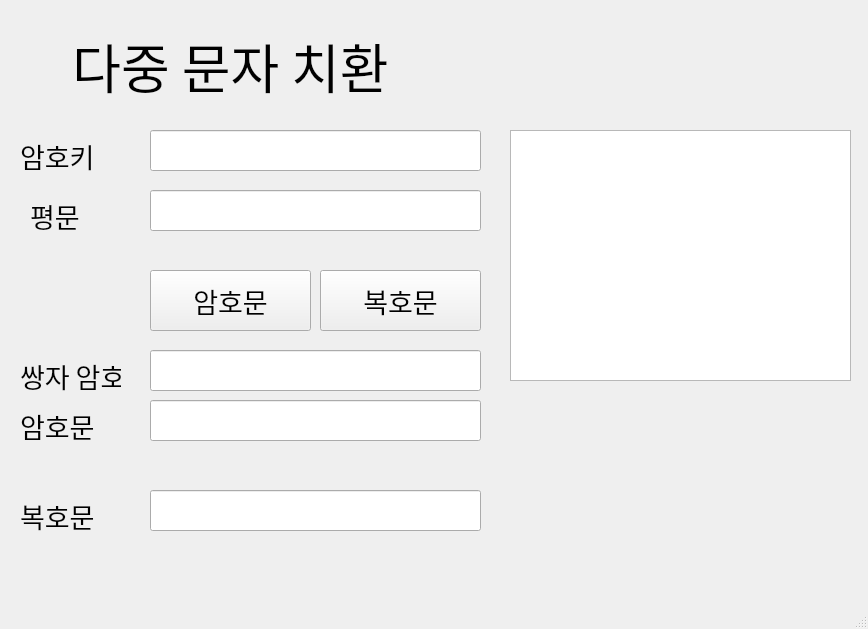
This is multiple_UI.ui in silverstar03/encryption-project as Qt 5 draws it before an edit. The edited form follows.
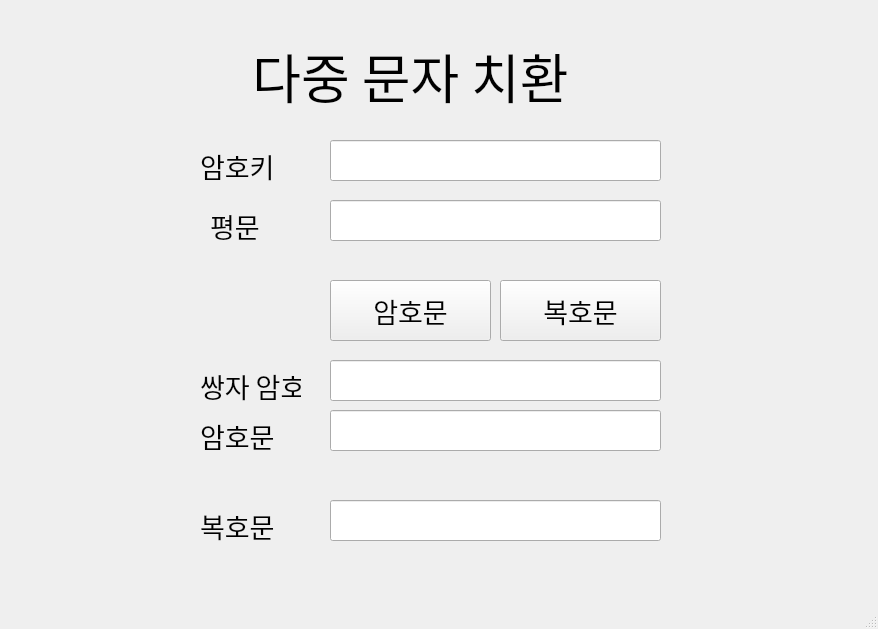
This is the edited form.

The edit to the form file:
```diff
--- a/multiple_UI.ui
+++ b/multiple_UI.ui
@@ -6,7 +6,7 @@
    <rect>
     <x>0</x>
     <y>0</y>
-    <width>868</width>
+    <width>878</width>
     <height>629</height>
    </rect>
   </property>
@@ -17,12 +17,17 @@
    <widget class="QLineEdit" name="key_edit">
     <property name="geometry">
      <rect>
-      <x>150</x>
-      <y>130</y>
+      <x>330</x>
+      <y>140</y>
       <width>331</width>
       <height>41</height>
      </rect>
     </property>
+    <property name="font">
+     <font>
+      <pointsize>15</pointsize>
+     </font>
+    </property>
     <property name="text">
      <string/>
     </property>
@@ -30,12 +35,17 @@
    <widget class="QLineEdit" name="multiple_cipher_edit">
     <property name="geometry">
      <rect>
-      <x>150</x>
-      <y>350</y>
+      <x>330</x>
+      <y>360</y>
       <width>331</width>
       <height>41</height>
      </rect>
     </property>
+    <property name="font">
+     <font>
+      <pointsize>15</pointsize>
+     </font>
+    </property>
     <property name="text">
      <string/>
     </property>
@@ -43,8 +53,8 @@
    <widget class="QLabel" name="plainlbl">
     <property name="geometry">
      <rect>
-      <x>30</x>
-      <y>200</y>
+      <x>210</x>
+      <y>210</y>
       <width>51</width>
       <height>31</height>
      </rect>
@@ -62,12 +72,17 @@
    <widget class="QLineEdit" name="decrypt_edit">
     <property name="geometry">
      <rect>
-      <x>150</x>
-      <y>490</y>
+      <x>330</x>
+      <y>500</y>
       <width>331</width>
       <height>41</height>
      </rect>
     </property>
+    <property name="font">
+     <font>
+      <pointsize>15</pointsize>
+     </font>
+    </property>
     <property name="text">
      <string/>
     </property>
@@ -75,8 +90,8 @@
    <widget class="QPushButton" name="decryptBtn">
     <property name="geometry">
      <rect>
-      <x>320</x>
-      <y>270</y>
+      <x>500</x>
+      <y>280</y>
       <width>161</width>
       <height>61</height>
      </rect>
@@ -94,12 +109,17 @@
    <widget class="QLineEdit" name="plain_edit">
     <property name="geometry">
      <rect>
-      <x>150</x>
-      <y>190</y>
+      <x>330</x>
+      <y>200</y>
       <width>331</width>
       <height>41</height>
      </rect>
     </property>
+    <property name="font">
+     <font>
+      <pointsize>15</pointsize>
+     </font>
+    </property>
     <property name="text">
      <string/>
     </property>
@@ -107,8 +127,8 @@
    <widget class="QLabel" name="title">
     <property name="geometry">
      <rect>
-      <x>40</x>
-      <y>20</y>
+      <x>220</x>
+      <y>30</y>
       <width>381</width>
       <height>91</height>
      </rect>
@@ -129,8 +149,8 @@
    <widget class="QLabel" name="multiple_cipherlbl">
     <property name="geometry">
      <rect>
-      <x>20</x>
-      <y>360</y>
+      <x>200</x>
+      <y>370</y>
       <width>101</width>
       <height>31</height>
      </rect>
@@ -148,8 +168,8 @@
    <widget class="QLabel" name="keylbl">
     <property name="geometry">
      <rect>
-      <x>20</x>
-      <y>140</y>
+      <x>200</x>
+      <y>150</y>
       <width>91</width>
       <height>31</height>
      </rect>
@@ -167,8 +187,8 @@
    <widget class="QLabel" name="decryptlbl">
     <property name="geometry">
      <rect>
-      <x>20</x>
-      <y>500</y>
+      <x>200</x>
+      <y>510</y>
       <width>81</width>
       <height>31</height>
      </rect>
@@ -186,8 +206,8 @@
    <widget class="QPushButton" name="encryptBtn">
     <property name="geometry">
      <rect>
-      <x>150</x>
-      <y>270</y>
+      <x>330</x>
+      <y>280</y>
       <width>161</width>
       <height>61</height>
      </rect>
@@ -205,21 +225,26 @@
    <widget class="QLineEdit" name="cipher_edit">
     <property name="geometry">
      <rect>
-      <x>150</x>
-      <y>400</y>
-      <width>331</width>
-      <height>41</height>
-     </rect>
-    </property>
-    <property name="text">
-     <string/>
-    </property>
-   </widget>
-   <widget class="QLabel" name="cipherlbl">
-    <property name="geometry">
-     <rect>
-      <x>20</x>
+      <x>330</x>
       <y>410</y>
+      <width>331</width>
+      <height>41</height>
+     </rect>
+    </property>
+    <property name="font">
+     <font>
+      <pointsize>15</pointsize>
+     </font>
+    </property>
+    <property name="text">
+     <string/>
+    </property>
+   </widget>
+   <widget class="QLabel" name="cipherlbl">
+    <property name="geometry">
+     <rect>
+      <x>200</x>
+      <y>420</y>
       <width>101</width>
       <height>31</height>
      </rect>
@@ -234,16 +259,6 @@
      <string>암호문</string>
     </property>
    </widget>
-   <widget class="QTableWidget" name="tableWidget">
-    <property name="geometry">
-     <rect>
-      <x>510</x>
-      <y>130</y>
-      <width>341</width>
-      <height>251</height>
-     </rect>
-    </property>
-   </widget>
   </widget>
   <widget class="QMenuBar" name="menubar">
    <property name="geometry">
```
Left out of the diff: 6 changed lines with no effect on the pictures.
